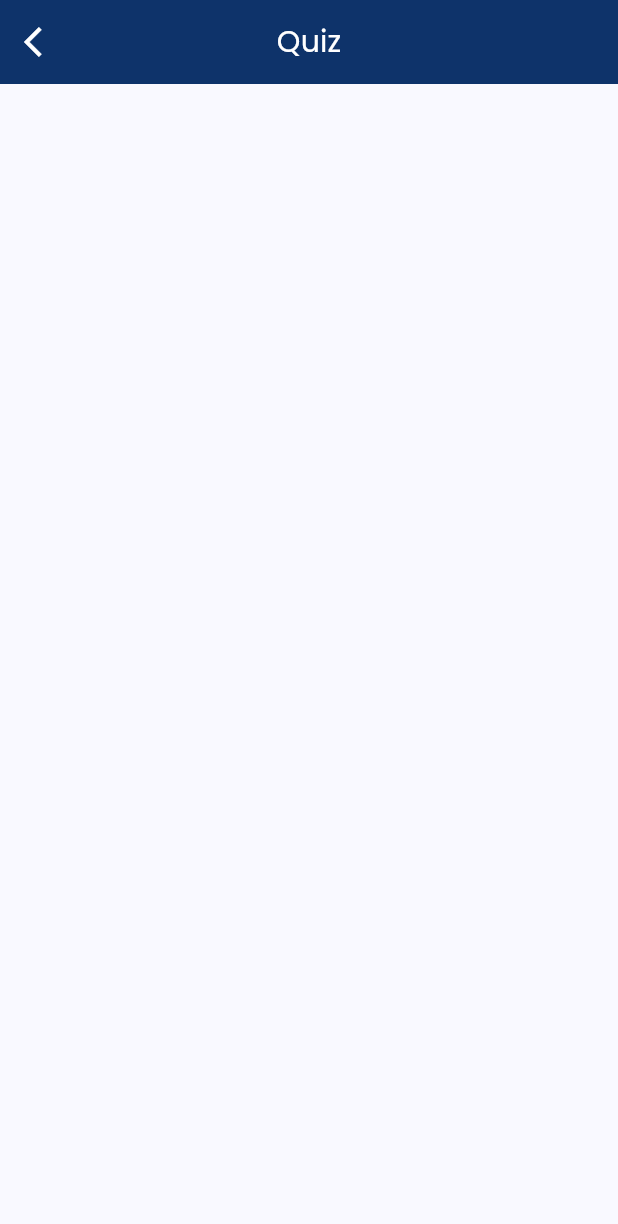
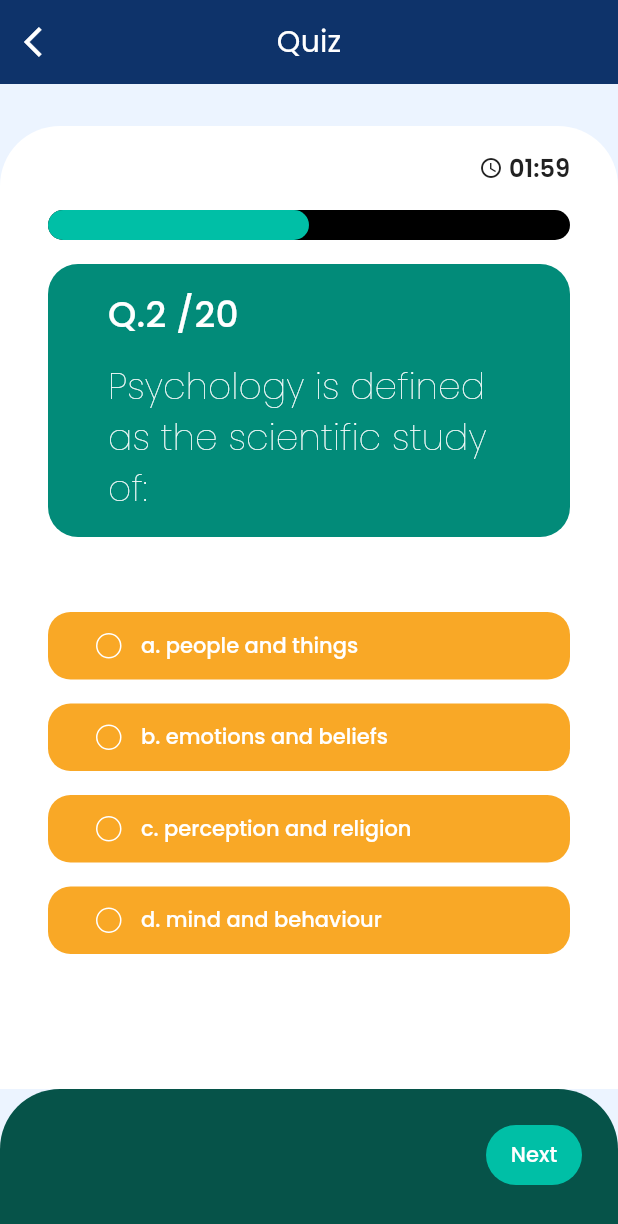
Before and after one commit to SelaseKay/decipher, a Flutter app: the QuizScreen screen opened directly, on a phone screen of 412 x 824 dp. Shown: the top 1224 px of the screen. Run offline on Flutter 3.47's test engine with Material 2 defaults, Android fonts, the phone set to English and light mode, and no system bars; our stand-ins replace flutter_svg, google_fonts, percent_indicator, sqflite; accounts and stored records are empty.

Commit message:
finish quiz screen

```diff
--- /dev/null
+++ b/lib/componenets/options_container.dart
@@ -0,0 +1,78 @@
+import 'package:flutter/material.dart';
+
+class OptionsContainer extends StatelessWidget {
+  const OptionsContainer({
+    super.key,
+    required this.color,
+    required this.index,
+    this.selectedOptionIndex = -1,
+    required this.onTap,
+    required this.text,
+  });
+
+  final Color color;
+  final String text;
+  final int index;
+  final int selectedOptionIndex;
+  final VoidCallback onTap;
+
+  @override
+  Widget build(BuildContext context) {
+    return Container(
+      decoration: BoxDecoration(
+        borderRadius: const BorderRadius.all(Radius.circular(15.0)),
+        color: color,
+      ),
+      child: InkWell(
+        onTap: onTap,
+        child: Padding(
+          padding: const EdgeInsets.symmetric(horizontal: 32.0, vertical: 12.0),
+          child: Row(
+            children: [
+              Container(
+                padding: const EdgeInsets.all(2.0),
+                height: 17.0,
+                width: 17.0,
+                decoration: BoxDecoration(
+                  border: Border.all(
+                    color: Colors.white,
+                  ),
+                  borderRadius: const BorderRadius.all(
+                    Radius.circular(
+                      9.0,
+                    ),
+                  ),
+                ),
+                child: index == selectedOptionIndex
+                    ? Container(
+                        height: 13.0,
+                        width: 13.0,
+                        decoration: const BoxDecoration(
+                          borderRadius: BorderRadius.all(
+                            Radius.circular(
+                              9.0,
+                            ),
+                          ),
+                          color: Colors.white,
+                        ),
+                      )
+                    : const SizedBox.shrink(),
+              ),
+              const SizedBox(
+                width: 13.0,
+              ),
+              Text(
+                text,
+                style: Theme.of(context).textTheme.labelMedium?.copyWith(
+                      color: Colors.white,
+                      fontWeight: FontWeight.w500,
+                      fontSize: 14.0,
+                    ),
+              )
+            ],
+          ),
+        ),
+      ),
+    );
+  }
+}
--- /dev/null
+++ b/lib/componenets/progress_indicator.dart
@@ -0,0 +1,42 @@
+import 'package:flutter/material.dart';
+
+class QuestionProgressIndicator extends StatelessWidget {
+  const QuestionProgressIndicator({
+    super.key,
+    required this.currentQNumber,
+    required this.totalQuestions,
+  });
+
+  final int currentQNumber;
+  final int totalQuestions;
+
+  @override
+  Widget build(BuildContext context) {
+    double progress =
+        currentQNumber / totalQuestions * MediaQuery.of(context).size.width - 32;
+    return Stack(
+      children: [
+        Container(
+          height: 20.0,
+          width: double.infinity,
+          decoration: const BoxDecoration(
+            borderRadius: BorderRadius.all(
+              Radius.circular(32.0),
+            ),
+            color: Colors.black,
+          ),
+        ),
+        Container(
+          height: 20.0,
+          width: progress,
+          decoration: const BoxDecoration(
+            borderRadius: BorderRadius.all(
+              Radius.circular(32.0),
+            ),
+            color: Color(0xFF00BFA6),
+          ),
+        )
+      ],
+    );
+  }
+}
--- /dev/null
+++ b/lib/componenets/question_board.dart
@@ -0,0 +1,46 @@
+import 'package:flutter/material.dart';
+
+class QuestionBoard extends StatelessWidget {
+  const QuestionBoard({
+    super.key,
+    required this.question,
+  });
+
+  final String question;
+
+  @override
+  Widget build(BuildContext context) {
+    return Container(
+      width: double.infinity,
+      padding: const EdgeInsets.symmetric(horizontal: 40.0, vertical: 16.0),
+      decoration: const BoxDecoration(
+          borderRadius: BorderRadius.all(
+            Radius.circular(20.0),
+          ),
+          color: Color(0xFF028B79)),
+      child: Column(
+        crossAxisAlignment: CrossAxisAlignment.start,
+        children: [
+          Text(
+            "Q.2 /20",
+            style: Theme.of(context).textTheme.labelLarge?.copyWith(
+                color: Colors.white,
+                fontWeight: FontWeight.w500,
+                fontSize: 24.0),
+          ),
+          const SizedBox(
+            height: 14.0,
+          ),
+          Text(
+            question,
+            style: Theme.of(context).textTheme.labelLarge?.copyWith(
+                  color: Colors.white,
+                  fontWeight: FontWeight.w100,
+                  fontSize: 24.0,
+                ),
+          ),
+        ],
+      ),
+    );
+  }
+}
--- /dev/null
+++ b/lib/componenets/timer_text.dart
@@ -0,0 +1,82 @@
+import 'dart:async';
+
+import 'package:flutter/material.dart';
+
+class TimerText extends StatefulWidget {
+  const TimerText({
+    super.key,
+    this.startTime = 900,
+    required this.onTimeUp,
+  });
+  final int startTime;
+  final VoidCallback onTimeUp;
+
+  @override
+  State<TimerText> createState() => _TimerTextState();
+}
+
+class _TimerTextState extends State<TimerText> {
+  int _secondsRemaining = 120; // 15 minutes in seconds
+  late Timer _timer;
+
+  void startTimer() {
+    _timer = Timer.periodic(const Duration(seconds: 1), (timer) {
+      setState(() {
+        if (_secondsRemaining > 0) {
+          _secondsRemaining--;
+        } else {
+          widget.onTimeUp();
+          _timer.cancel();
+        }
+      });
+    });
+  }
+
+  @override
+  void initState() {
+    // TODO: implement initState
+    super.initState();
+    startTimer();
+  }
+
+  void resetTimer() {
+    setState(() {
+      _secondsRemaining = 120; // Reset to 15 minutes
+      _timer.cancel();
+    });
+  }
+
+  String formatTime(int seconds) {
+    int minutes = seconds ~/ 60;
+    int remainingSeconds = seconds % 60;
+    return '${minutes.toString().padLeft(2, '0')}:${remainingSeconds.toString().padLeft(2, '0')}';
+  }
+
+  @override
+  void dispose() {
+    _timer.cancel();
+    super.dispose();
+  }
+
+  @override
+  Widget build(BuildContext context) {
+    return Row(
+      mainAxisAlignment: MainAxisAlignment.end,
+      children: [
+        const Icon(
+          Icons.schedule,
+          color: Color(0xFF212121),
+          size: 16.0,
+        ),
+        const SizedBox(width: 4.0,),
+        Text(
+          formatTime(_secondsRemaining),
+          style: Theme.of(context).textTheme.labelMedium?.copyWith(
+              fontSize: 16.0,
+              fontWeight: FontWeight.w600,
+              color: const Color(0xFF212121)),
+        )
+      ],
+    );
+  }
+}
--- a/lib/dummy_data.dart
+++ b/lib/dummy_data.dart
@@ -1,6 +1,7 @@
 import 'package:decipher/model/company.dart';
 import 'package:decipher/model/major.dart';
 import 'package:decipher/model/news_item.dart';
+import 'package:decipher/model/question.dart';
 
 import 'model/career.dart';
 
@@ -90,7 +91,7 @@ const List<Major> majors = [
   ),
 ];
 
- List<Company> companies = [
+List<Company> companies = [
   // Company(name: "Apex Ghana"),
   // Company(name: "Lime X Honey"),
   // Company(name: "Graphics"),
@@ -104,3 +105,22 @@ const List<Major> majors = [
   // Company(name: "UITS"),
   // Company(name: "Eleventh Space"),
 ];
+
+List<Question> questions = [
+  const Question(
+    text: "Psychology is defined as the scientific study of:",
+    optionA: "a. people and things",
+    optionB: "b. emotions and beliefs",
+    optionC: "c. perception and religion",
+    optionD: "d. mind and behaviour",
+    correctAnswer: "d. mind and behaviour",
+  ),
+  const Question(
+    text: "The word Psychologycome from ?",
+    optionA: "a. Latin",
+    optionB: "b.Spanish",
+    optionC: "c.German",
+    optionD: "d.Greek",
+    correctAnswer: "a. Latin",
+  ),
+];
--- a/lib/screens/quiz_screen.dart
+++ b/lib/screens/quiz_screen.dart
@@ -1,11 +1,25 @@
+import 'package:decipher/componenets/progress_indicator.dart';
+import 'package:decipher/componenets/timer_text.dart';
+import 'package:decipher/dummy_data.dart';
+import 'package:decipher/screens/quizzes_container.dart';
 import 'package:flutter/material.dart';
 
-class QuizScreen extends StatelessWidget {
+class QuizScreen extends StatefulWidget {
   const QuizScreen({super.key});
+
+  @override
+  State<QuizScreen> createState() => _QuizScreenState();
+}
+
+class _QuizScreenState extends State<QuizScreen> {
+  final PageController _controller = PageController();
+
+  int _currentIndex = 0;
 
   @override
   Widget build(BuildContext context) {
     return Scaffold(
+      backgroundColor: const Color(0xFFECF4FF),
       appBar: AppBar(
         centerTitle: true,
         title: Text(
@@ -25,6 +39,130 @@ class QuizScreen extends StatelessWidget {
         ),
         backgroundColor: Theme.of(context).primaryColor,
       ),
+      body: Column(
+        children: [
+          const SizedBox(
+            height: 28.0,
+          ),
+          Expanded(
+            child: Container(
+              padding: const EdgeInsets.symmetric(horizontal: 32.0),
+              decoration: const BoxDecoration(
+                color: Colors.white,
+                borderRadius: BorderRadius.only(
+                  topLeft: Radius.circular(40.0),
+                  topRight: Radius.circular(40.0),
+                ),
+              ),
+              child: Column(
+                crossAxisAlignment: CrossAxisAlignment.end,
+                children: [
+                  Padding(
+                    padding: const EdgeInsets.symmetric(
+                      vertical: 16.0,
+                    ),
+                    child: TimerText(
+                      onTimeUp: () {
+                        print("Time is up");
+                      },
+                    ),
+                  ),
+                  QuestionProgressIndicator(
+                    currentQNumber: _currentIndex + 1,
+                    totalQuestions: questions.length,
+                  ),
+                  const SizedBox(
+                    height: 16.0,
+                  ),
+                  Expanded(
+                      child: PageView(
+                    controller: _controller,
+                    physics: const NeverScrollableScrollPhysics(),
+                    children: List.generate(questions.length, (index) {
+                      return QuizzesContainer(index: index);
+                    }),
+                  ))
+                ],
+              ),
+            ),
+          ),
+          Container(
+            padding: const EdgeInsets.only(
+              left: 24.0,
+              right: 24.0,
+              top: 20.0,
+              bottom: 30.0,
+            ),
+            decoration: const BoxDecoration(
+              color: Color(0xFF065349),
+              borderRadius: BorderRadius.only(
+                topLeft: Radius.circular(40.0),
+                topRight: Radius.circular(40.0),
+              ),
+            ),
+            child: Row(
+              mainAxisAlignment: MainAxisAlignment.spaceBetween,
+              crossAxisAlignment: CrossAxisAlignment.start,
+              children: [
+                Visibility(
+                  maintainSize: true,
+                  maintainAnimation: true,
+                  maintainState: true,
+                  visible: _currentIndex == 0 ? false : true,
+                  child: TextButton(
+                    style: TextButton.styleFrom(
+                      backgroundColor: const Color(0xFFF9A826),
+                      shape: RoundedRectangleBorder(
+                        borderRadius: BorderRadius.circular(32.0),
+                      ),
+                    ),
+                    onPressed: () async {
+                      await _controller.previousPage(
+                        duration: const Duration(milliseconds: 200),
+                        curve: Curves.bounceIn,
+                      );
+                      setState(() {
+                        _currentIndex = _controller.page!.toInt();
+                      });
+                    },
+                    child: Text(
+                      "Prev",
+                      style: Theme.of(context)
+                          .textTheme
+                          .labelMedium
+                          ?.copyWith(color: Colors.white),
+                    ),
+                  ),
+                ),
+                TextButton(
+                  style: TextButton.styleFrom(
+                    backgroundColor: const Color(0xFF00BFA6),
+                    shape: RoundedRectangleBorder(
+                      borderRadius: BorderRadius.circular(32.0),
+                    ),
+                  ),
+                  onPressed: () async {
+                    await _controller.nextPage(
+                      duration: const Duration(microseconds: 200),
+                      curve: Curves.bounceIn,
+                    );
+                    setState(() {
+                      _currentIndex = _controller.page!.toInt();
+                    });
+                  },
+                  child: Text(
+                    "Next",
+                    style: Theme.of(context)
+                        .textTheme
+                        .labelMedium
+                        ?.copyWith(color: Colors.white),
+                  ),
+                ),
+              ],
+            ),
+          ),
+        ],
+      ),
     );
   }
 }
--- /dev/null
+++ b/lib/screens/quizzes_container.dart
@@ -0,0 +1,94 @@
+import 'package:decipher/componenets/options_container.dart';
+import 'package:decipher/componenets/question_board.dart';
+import 'package:decipher/dummy_data.dart';
+import 'package:flutter/material.dart';
+
+class QuizzesContainer extends StatefulWidget {
+  const QuizzesContainer({
+    super.key,
+    required this.index,
+  });
+
+  final int index;
+
+  @override
+  State<QuizzesContainer> createState() => _QuizzesContainerState();
+}
+
+class _QuizzesContainerState extends State<QuizzesContainer>
+    with AutomaticKeepAliveClientMixin<QuizzesContainer> {
+  int _selectedOptionIndex = -1;
+  @override
+  Widget build(BuildContext context) {
+    super.build(context);
+    return ListView(
+      children: [
+        QuestionBoard(
+          question: questions[widget.index].text,
+        ),
+        const SizedBox(
+          height: 50.0,
+        ),
+        OptionsContainer(
+          text: questions[widget.index].optionA,
+          color: const Color(0xFFF9A826),
+          index: 0,
+          selectedOptionIndex: _selectedOptionIndex,
+          onTap: () {
+            setState(() {
+              _selectedOptionIndex = 0;
+            });
+          },
+        ),
+        const SizedBox(
+          height: 16.0,
+        ),
+        OptionsContainer(
+          text: questions[widget.index].optionB,
+          color: const Color(0xFFF9A826),
+          index: 1,
+          selectedOptionIndex: _selectedOptionIndex,
+          onTap: () {
+            setState(() {
+              _selectedOptionIndex = 1;
+            });
+          },
+        ),
+        const SizedBox(
+          height: 16.0,
+        ),
+        OptionsContainer(
+          text: questions[widget.index].optionC,
+          color: const Color(0xFFF9A826),
+          selectedOptionIndex: _selectedOptionIndex,
+          index: 2,
+          onTap: () {
+            setState(() {
+              _selectedOptionIndex = 2;
+            });
+          },
+        ),
+        const SizedBox(
+          height: 16.0,
+        ),
+        OptionsContainer(
+          text: questions[widget.index].optionD,
+          selectedOptionIndex: _selectedOptionIndex,
+          color: const Color(0xFFF9A826),
+          index: 3,
+          onTap: () {
+            setState(() {
+              _selectedOptionIndex = 3;
+            });
+          },
+        ),
+        const SizedBox(
+          height: 16.0,
+        ),
+      ],
+    );
+  }
+
+  @override
+  bool get wantKeepAlive => true;
+}
```
Also changed, not shown: lib/componenets/member_container.dart (added, +42 -0 lines), lib/model/question.dart (added, +17 -0 lines), lib/screens/meet_team_screen.dart (added, +98 -0 lines), lib/screens/profile_screen.dart (+9 -1 lines), assets/images/member_1.png (added), assets/images/member_2.png (added), assets/images/member_3.png (added), assets/images/member_4.png (added), assets/images/member_5.png (added), assets/images/member_6.png (added), lib/screens/.dart (added).
